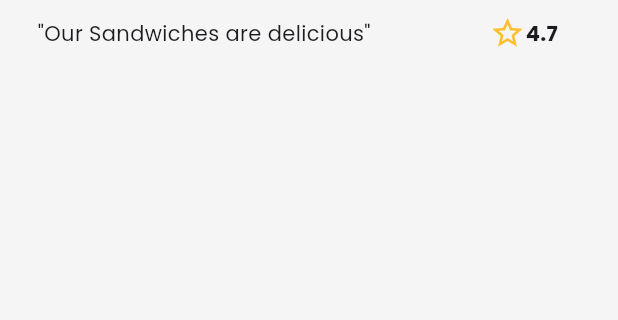
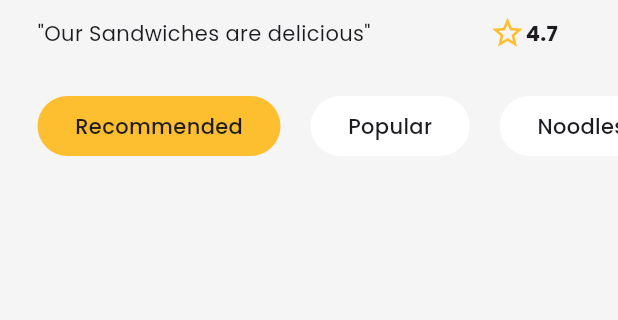
Before and after one commit to Uzair2120/Food-App, a Flutter app: the screen it shows after launch, on a phone screen of 412 x 824 dp, the part 270-590 px from its top. Run offline on Flutter 3.47's test engine with Material 3 defaults, Android fonts, the phone set to English and light mode, and no system bars; our stand-ins replace google_fonts.

Commit message:
food list

```diff
--- a/lib/screens/home/home.dart
+++ b/lib/screens/home/home.dart
@@ -1,31 +1,40 @@
 import 'package:flutter/material.dart';
 import 'package:food_delivery_app/constants/colors.dart';
+import 'package:food_delivery_app/models/restaurant.dart';
+import 'package:food_delivery_app/screens/home/homeWidgets/foodList.dart';
 import '../../widgets/CustomAppbar.dart';
 import 'homeWidgets/restaurant_info.dart';
 
-
-class HomePage extends StatefulWidget{
+class HomePage extends StatefulWidget {
   @override
   State<HomePage> createState() => _HomePageState();
 }
 
 class _HomePageState extends State<HomePage> {
+  var selected = 0;
 
-  var selected = 0;
+  final restaurant = Restaurant.generateRestaurants();
 
   @override
   Widget build(BuildContext context) {
     return Scaffold(
-      backgroundColor: kbackground,
-      body: Column(
-        crossAxisAlignment: CrossAxisAlignment.start,
-        children: [
-          CustomAppBar(Icons.search , Icons.arrow_back_ios_outlined),
-          SizedBox(height: 30,),
-          RestaurantInfo()
-
-        ],
-      )
-    );
+        backgroundColor: kbackground,
+        body: Column(
+          crossAxisAlignment: CrossAxisAlignment.start,
+          children: [
+            CustomAppBar(Icons.search, Icons.arrow_back_ios_outlined),
+            SizedBox(
+              height: 30,
+            ),
+            RestaurantInfo(),
+            FoodList(selected, (int index) {
+              setState(
+                () {
+                  selected = index;
+                },
+              );
+            }, restaurant),
+          ],
+        ));
   }
 }
--- /dev/null
+++ b/lib/screens/home/homeWidgets/foodList.dart
@@ -0,0 +1,46 @@
+import 'package:flutter/material.dart';
+import 'package:food_delivery_app/models/restaurant.dart';
+import 'package:google_fonts/google_fonts.dart';
+import '../../../constants/colors.dart';
+
+class FoodList extends StatelessWidget {
+  final int selected;
+  final Function callback;
+  final Restaurant restaurant;
+
+  FoodList(this.selected, this.callback, this.restaurant);
+
+  @override
+  Widget build(BuildContext context) {
+    final categories = restaurant.menu.keys.toList();
+
+    return Container(
+      padding: EdgeInsets.symmetric(vertical: 30),
+      height: 100,
+      child: ListView.separated(
+          padding: EdgeInsets.symmetric(horizontal: 25),
+          scrollDirection: Axis.horizontal,
+          itemBuilder: (context, index) {
+            return GestureDetector(
+              onTap: () => callback(index),
+              child: Container(
+                padding: EdgeInsets.symmetric(vertical: 10 ,horizontal: 25),
+                decoration: BoxDecoration(
+                    color: selected == index ? kPrimaryColor : Colors.white,
+                    borderRadius: BorderRadius.circular(30),
+                ),
+                child: Text('${categories[index]}' , style: GoogleFonts.poppins(
+                  fontWeight: FontWeight.w500
+                ),),
+              ),
+            );
+          },
+          separatorBuilder: (context, index) {
+            return SizedBox(
+              width: 20,
+            );
+          },
+          itemCount: categories.length),
+    );
+  }
+}
```
